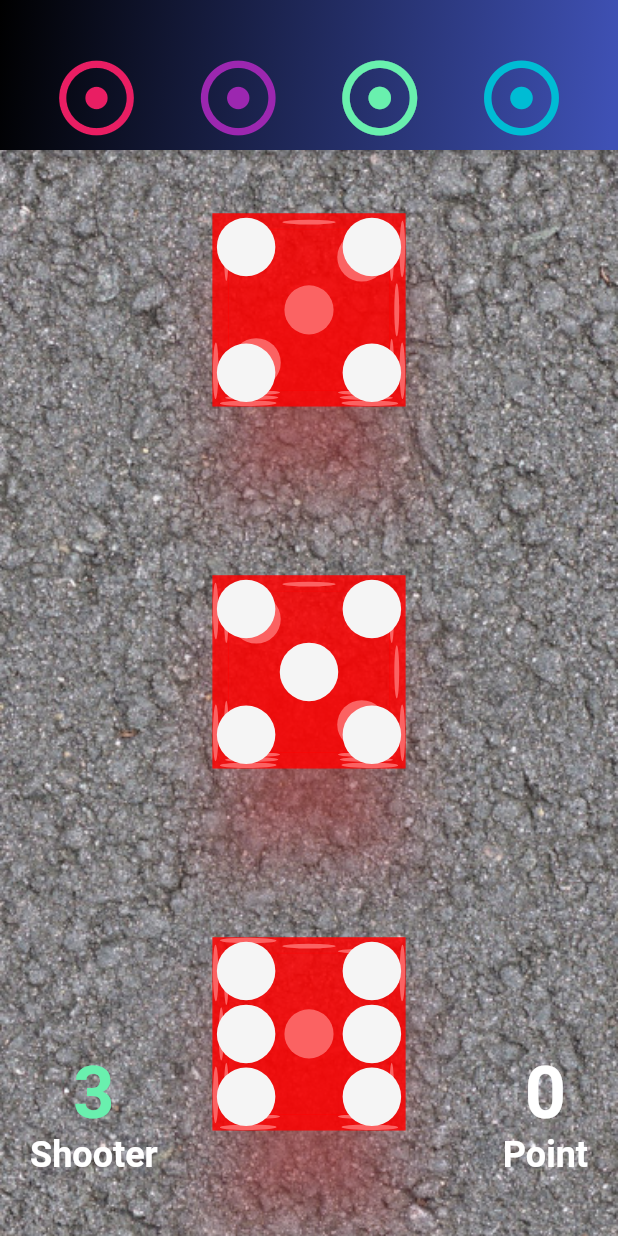
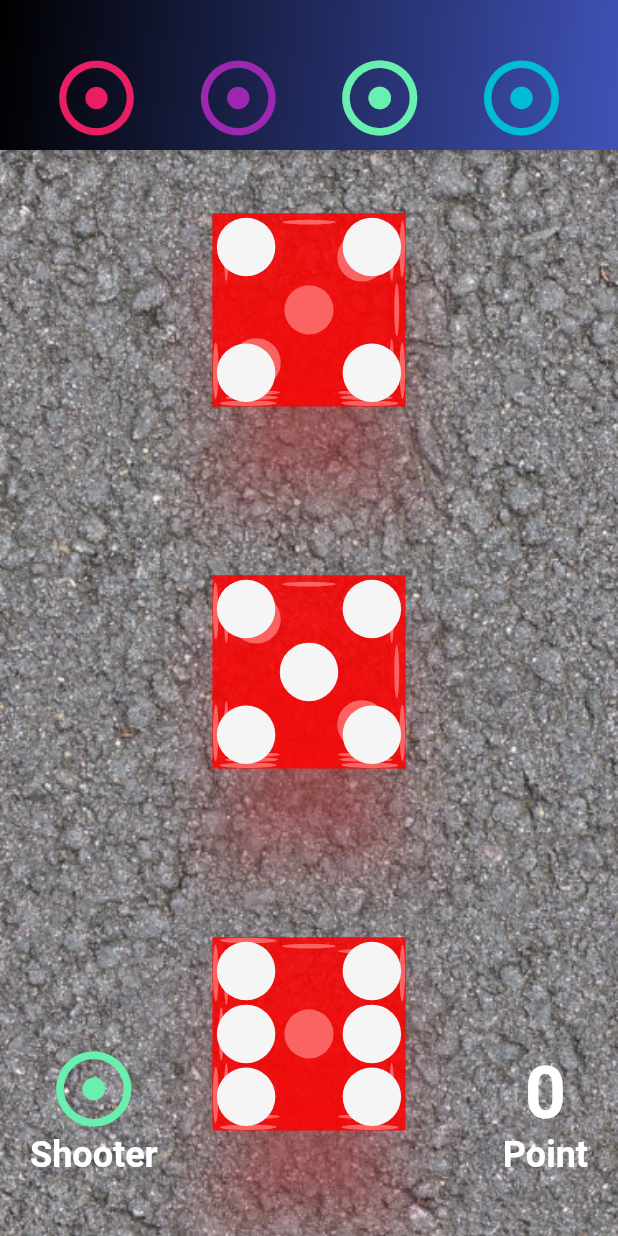
Before and after one commit to gregsantos/ceelo, a Flutter app: the screen it shows after launch, on a phone screen of 412 x 824 dp. Run offline on Flutter 3.47's test engine with Material 2 defaults, Android fonts, the phone set to English and light mode, and no system bars; drawn by our look-alikes of sliding_up_panel.

Commit message:
Update Shooter ui to color and add BG Settings toggle

```diff
--- a/lib/home_view.dart
+++ b/lib/home_view.dart
@@ -17,13 +17,7 @@ class HomeView extends StatefulWidget {
 }
 
 class _HomeViewState extends State<HomeView> {
-  bool switchValue = false;
-
-  updateSwitch() {
-    setState(() {
-      switchValue = !switchValue;
-    });
-  }
+  List<bool> isSelected = [true, false];
 
   @override
   void initState() {
@@ -33,18 +27,33 @@ class _HomeViewState extends State<HomeView> {
     super.initState();
   }
 
+  handleSelected(int index) {
+    setState(() {
+      for (int buttonIndex = 0;
+          buttonIndex < isSelected.length;
+          buttonIndex++) {
+        if (buttonIndex == index) {
+          isSelected[buttonIndex] = true;
+        } else {
+          isSelected[buttonIndex] = false;
+        }
+      }
+    });
+  }
+
   @override
   Widget build(BuildContext context) {
     return Scaffold(
       body: SlidingUpPanel(
         minHeight: 100,
+        maxHeight: 200,
         color: Colors.indigo[900],
         slideDirection: SlideDirection.DOWN,
         backdropEnabled: true,
         collapsed: PlayerBar(),
-        panel: SettingsPanel(switchValue, updateSwitch),
+        panel: SettingsPanel(isSelected, handleSelected),
         body: SafeArea(
-            child: GameView(background: switchValue ? 'felt' : 'asphalt')),
+            child: GameView(background: isSelected[0] ? 'asphalt' : 'felt')),
       ),
     );
   }
@@ -292,12 +301,10 @@ class _GameViewState extends State<GameView> {
             left: 20.0,
             child: Column(
               children: <Widget>[
-                Text(
-                  "${_dicePosition + 1}",
-                  style: TextStyle(
-                      color: getPositionColor(_dicePosition),
-                      fontSize: 48,
-                      fontWeight: FontWeight.bold),
+                Icon(
+                  Icons.adjust,
+                  size: 60.0,
+                  color: getPointColor(_dicePosition),
                 ),
                 Text(
                   "Shooter",
--- a/lib/settings_panel.dart
+++ b/lib/settings_panel.dart
@@ -1,33 +1,59 @@
 import 'package:flutter/material.dart';
 
 class SettingsPanel extends StatelessWidget {
-  SettingsPanel(this.switchValue, this.updateSwitch);
-  final bool switchValue;
-  final updateSwitch;
+  SettingsPanel(this.isSelected, this.handleSelected);
+  final List<bool> isSelected;
+  final handleSelected;
 
   @override
   Widget build(BuildContext context) {
-    return Center(
-      child: Row(
-        mainAxisAlignment: MainAxisAlignment.center,
+    return Padding(
+      padding: const EdgeInsets.only(top: 80.0),
+      child: Column(
         children: <Widget>[
-          Text(
-            "Street",
-            style: TextStyle(color: Colors.white, fontWeight: FontWeight.bold),
-          ),
-          Padding(
-            padding: const EdgeInsets.all(8.0),
-            child: Switch(
-              value: switchValue,
-              onChanged: (bool newValue) => updateSwitch(),
-            ),
-          ),
-          Text(
-            "Casino",
-            style: TextStyle(color: Colors.white, fontWeight: FontWeight.bold),
+          ToggleButtons(
+            children: <Widget>[
+              //Icon(Icons.ac_unit),
+              Text(
+                "Street",
+                style: TextStyle(
+                    color: Colors.white,
+                    fontSize: 12,
+                    fontWeight: FontWeight.bold),
+              ),
+              Text(
+                "Casino",
+                style: TextStyle(
+                    color: Colors.white,
+                    fontSize: 12,
+                    fontWeight: FontWeight.bold),
+              ),
+            ],
+            onPressed: (int index) => handleSelected(index),
+            isSelected: isSelected,
           ),
         ],
       ),
     );
   }
 }
+
+/* ToggleButtons(
+  children: <Widget>[
+    Icon(Icons.ac_unit),
+    Icon(Icons.call),
+    Icon(Icons.cake),
+  ],
+  onPressed: (int index) {
+    setState(() {
+      for (int buttonIndex = 0; buttonIndex < isSelected.length; buttonIndex++) {
+        if (buttonIndex == index) {
+          isSelected[buttonIndex] = true;
+        } else {
+          isSelected[buttonIndex] = false;
+        }
+      }
+    });
+  },
+  isSelected: isSelected,
+), */
```
